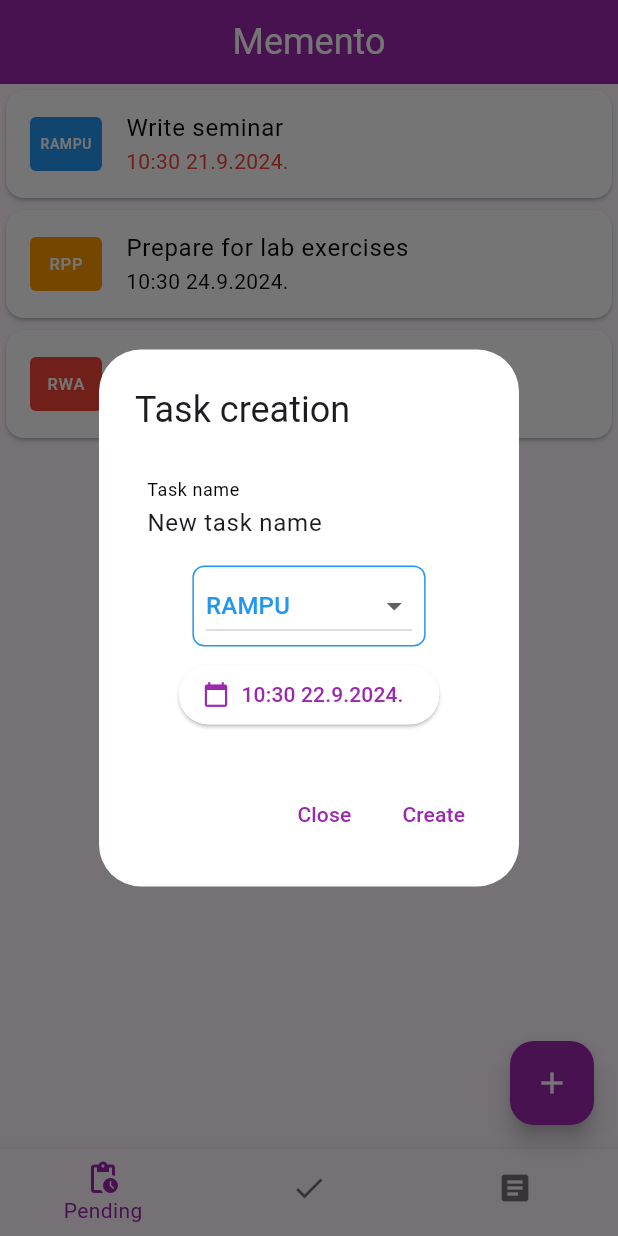
After one commit to jfletcher20/Memento, a Flutter app: the screen it shows after launch, after a tap on the "add" icon, on a phone screen of 412 x 824 dp. The commit adds this screen. Run offline on Flutter 3.47's test engine with Material 3 defaults, Android fonts, the phone set to English and light mode, and no system bars.

Commit message:
Implemented task creation dialog, updated mock to be singleton and allow for storing new data/notifying on data updates.

```diff
--- a/Memento-flutter/memento/lib/data/u_mock.dart
+++ b/Memento-flutter/memento/lib/data/u_mock.dart
@@ -3,9 +3,17 @@ import 'package:memento/data/models/m_task.dart';
 
 import 'package:flutter/material.dart';
 
-abstract class Mock {
-  static List<Task> get tasks {
-    return [
+class Mock with ChangeNotifier {
+  static final Mock instance = Mock._init();
+  factory Mock() {
+    return instance;
+  }
+
+  Mock._init();
+
+  static void registerChanges() => instance.notifyListeners();
+
+  static final List<Task> _tasks = [
     Task(
       name: "Write seminar",
       dueDate: DateTime.now().subtract(const Duration(days: 1)),
@@ -27,7 +35,12 @@ abstract class Mock {
       category: categories[0],
       completed: true,
     ),
-    ]..sort((a, b) => a.dueDate.compareTo(b.dueDate));
+  ];
+
+  static List<Task> get tasks => _tasks..sort((a, b) => a.dueDate.compareTo(b.dueDate));
+  static void addTask(Task task) {
+    _tasks.add(task);
+    registerChanges();
   }
 
   static List<TaskCategory> get categories {
--- /dev/null
+++ b/Memento-flutter/memento/lib/presentation/dialogs/di_new_task.dart
@@ -0,0 +1,104 @@
+import 'package:memento/data/models/m_task_category.dart';
+import 'package:memento/presentation/widgets/w_task_card.dart';
+import 'package:memento/data/models/m_task.dart';
+import 'package:memento/data/u_mock.dart';
+
+import 'package:flutter/material.dart';
+
+class NewTaskDialog extends StatefulWidget {
+  const NewTaskDialog({super.key});
+
+  @override
+  State<NewTaskDialog> createState() => _NewTaskDialogState();
+}
+
+class _NewTaskDialogState extends State<NewTaskDialog> {
+  Task task = Task(name: "New task name", dueDate: DateTime.now(), category: Mock.categories.first);
+  late TextEditingController taskNameController = TextEditingController(text: task.name);
+  @override
+  Widget build(BuildContext context) {
+    return AlertDialog(
+      title: const Text("Task creation"),
+      content: SingleChildScrollView(
+        child: Column(
+          children: [
+            Padding(
+              padding: const EdgeInsets.all(8.0),
+              child: TextField(
+                decoration: const InputDecoration(labelText: "Task name"),
+                controller: taskNameController,
+              ),
+            ),
+            _categorySelector,
+            _dateSelector,
+          ],
+        ),
+      ),
+      actions: [
+        TextButton(
+          onPressed: () => Navigator.of(context).pop(),
+          child: const Text("Close"),
+        ),
+        TextButton(
+          onPressed: () {
+            Mock.addTask(task.copyWith(name: taskNameController.text));
+            Navigator.of(context).pop();
+          },
+          child: const Text("Create"),
+        ),
+      ],
+    );
+  }
+
+  Widget get _categorySelector {
+    return Container(
+      padding: const EdgeInsets.symmetric(horizontal: 8.0, vertical: 2),
+      decoration: BoxDecoration(
+        border: Border.all(color: task.category.color),
+        borderRadius: BorderRadius.circular(8.0),
+      ),
+      child: DropdownButton<TaskCategory>(
+        borderRadius: BorderRadius.circular(8.0),
+        hint: const Text("Select category"),
+        value: task.category,
+        onChanged: (category) => setState(() => task = task.copyWith(category: category)),
+        items: Mock.categories.map((category) {
+          return DropdownMenuItem(
+            value: category,
+            child: Text(category.name, style: TextStyle(color: category.color)),
+          );
+        }).toList(),
+      ),
+    );
+  }
+
+  Widget get _dateSelector {
+    return Padding(
+      padding: const EdgeInsets.all(8.0),
+      child: ElevatedButton.icon(
+        icon: const Icon(Icons.calendar_today),
+        label: Text(task.dueDate.formattedDate),
+        onPressed: _selectDate,
+      ),
+    );
+  }
+
+  void _selectDate() async {
+    final date = await showDatePicker(
+      context: context,
+      initialDate: DateTime.now(),
+      firstDate: DateTime.now(),
+      lastDate: DateTime.now().add(const Duration(days: 365)),
+    );
+    if (date != null && mounted) {
+      final time = await showTimePicker(context: context, initialTime: TimeOfDay.now());
+      if (time != null && mounted) {
+        setState(() {
+          task = task.copyWith(
+            dueDate: DateTime(date.year, date.month, date.day, time.hour, time.minute),
+          );
+        });
+      }
+    }
+  }
+}
--- a/Memento-flutter/memento/lib/presentation/home_page.dart
+++ b/Memento-flutter/memento/lib/presentation/home_page.dart
@@ -1,5 +1,6 @@
 import 'package:memento/presentation/tabs/s_completed_tasks.dart';
 import 'package:memento/presentation/tabs/s_pending_tasks.dart';
+import 'package:memento/presentation/dialogs/di_new_task.dart';
 import 'package:memento/presentation/tabs/s_news_screen.dart';
 
 import 'package:flutter/material.dart';
@@ -14,10 +15,22 @@ class Homepage extends StatefulWidget {
 class _HomepageState extends State<Homepage> with SingleTickerProviderStateMixin {
   late final TabController tabController;
 
+  void refresh() => setState(() {});
+
   @override
   void initState() {
     super.initState();
     tabController = TabController(length: 3, vsync: this);
+    // adding a listener means we can call setState() when the tab changes
+    // this fixes a bug where swiping between tabs doesn't update the UI
+    tabController.addListener(refresh);
+  }
+
+  @override
+  void dispose() {
+    tabController.removeListener(refresh);
+    tabController.dispose();
+    super.dispose();
   }
 
   @override
@@ -41,11 +54,17 @@ class _HomepageState extends State<Homepage> with SingleTickerProviderStateMixin
         ],
         showSelectedLabels: true,
         showUnselectedLabels: false,
-        // setState will call the build function, which will rebuild the BottomNavigationBar
-        // and display the selected tab change in the bottom navigation bar
-        onTap: (index) => setState(() => tabController.animateTo(index)),
+        onTap: (index) => tabController.animateTo(index),
         currentIndex: tabController.index,
       ),
+      floatingActionButton: tabController.index == 0
+          ? FloatingActionButton(
+              child: const Icon(Icons.add),
+              onPressed: () {
+                showDialog(context: context, builder: (context) => const NewTaskDialog());
+              },
+            )
+          : null,
     );
   }
 }
--- a/Memento-flutter/memento/lib/presentation/tabs/s_pending_tasks.dart
+++ b/Memento-flutter/memento/lib/presentation/tabs/s_pending_tasks.dart
@@ -13,6 +13,21 @@ class PendingTasksScreen extends StatefulWidget {
 
 class _PendingTasksScreenState extends State<PendingTasksScreen> {
   List<Task> get tasks => Mock.tasks.where((task) => !task.completed).toList();
+
+  void refresh() => setState(() {});
+
+  @override
+  void initState() {
+    super.initState();
+    Mock.instance.addListener(refresh);
+  }
+
+  @override
+  void dispose() {
+    Mock.instance.removeListener(refresh);
+    super.dispose();
+  }
+
   @override
   Widget build(BuildContext context) {
     return tasks.isEmpty ? noTasks : tasksList;
```
Also changed, not shown: Memento-flutter/memento/lib/presentation/tabs/s_completed_tasks.dart (+15 -0 lines), Memento-flutter/memento/lib/presentation/widgets/w_task_card.dart (+5 -6 lines). Lines whose indentation alone changed are shown as unchanged.
